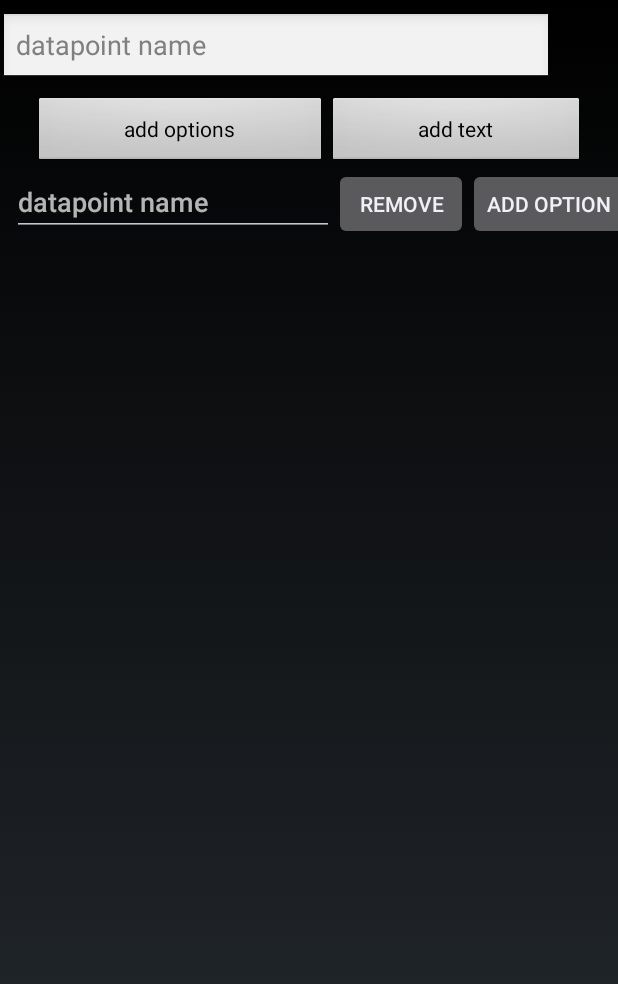
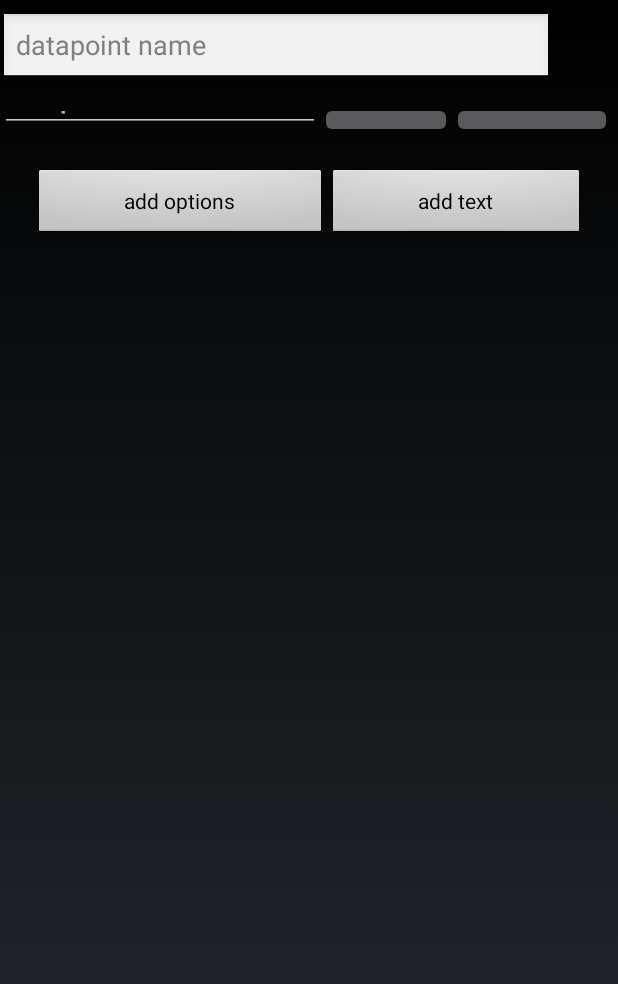
Before and after one commit to capturcus/srajsense, an Android app: the NewDataPointDefinitionActivity screen opened directly, with no data from a screen before it, after a tap on "add options", on a phone screen of 412 x 824 dp. Shown: the top 984 px of the screen. Run offline under Robolectric (Android 15) with nearby library versions, the phone set to English and light mode, and no system bars.

Commit message:
nie działa mniej

```diff
--- a/app/src/main/java/pl/mcparafiniuk/srajsense/NewDataPointDefinitionActivity.java
+++ b/app/src/main/java/pl/mcparafiniuk/srajsense/NewDataPointDefinitionActivity.java
@@ -27,8 +27,6 @@ import java.util.List;
 
 public class NewDataPointDefinitionActivity extends Activity {
 
-    RowAdapter rowAdapter;
-
     @Override
     protected void onCreate(Bundle savedInstanceState) {
         super.onCreate(savedInstanceState);
@@ -36,29 +34,37 @@ public class NewDataPointDefinitionActivity extends Activity {
 
         final ArrayList<DataPointDefinition> list = new ArrayList<>();
 
-        final ListView listview = (ListView) findViewById(R.id.listView);
+        final LinearLayout linearLayout = (LinearLayout) findViewById(R.id.linearLayout2);
 
         /*adapter = new StableArrayAdapter(this,
                 android.R.layout.simple_list_item_1, list);*/
-        rowAdapter = new RowAdapter(getApplicationContext());
-        listview.setAdapter(rowAdapter);
+
+        final LayoutInflater vi = (LayoutInflater) getApplicationContext().getSystemService(Context.LAYOUT_INFLATER_SERVICE);
 
         final Button addTextButton = (Button) findViewById(R.id.button7);
         addTextButton.setOnClickListener(new View.OnClickListener() {
             @Override
             public void onClick(View view) {
-                rowAdapter.add(new TextDataPointDefinition());
-                rowAdapter.notifyDataSetChanged();
-                Log.d("MLEKO", "addText " + String.valueOf(listview.getAdapter().getCount()));
+                View v = vi.inflate(R.layout.text_data_point_definition_layout, null);
+                linearLayout.addView(v);
+                //Log.d("MLEKO", "addText " + String.valueOf(listview.getAdapter().getCount()));
             }
         });
         final Button addOptionsButton = (Button) findViewById(R.id.button8);
         addOptionsButton.setOnClickListener(new View.OnClickListener() {
             @Override
             public void onClick(View view) {
-                rowAdapter.add(new OptionsDataPointDefinition());
-                rowAdapter.notifyDataSetChanged();
-                Log.d("MLEKO", "addOptions " + String.valueOf(listview.getAdapter().getCount()));
+                final View v = vi.inflate(R.layout.options_data_point_definition_layout, null);
+                Button addOptionButton = v.findViewById(R.id.add_option);
+                final LinearLayout oll = (LinearLayout) v.findViewById(R.id.option_linear_layout);
+                addOptionButton.setOnClickListener(new View.OnClickListener() {
+                    @Override
+                    public void onClick(View view) {
+                        oll.addView(new EditText(v.getContext()));
+                    }
+                });
+                linearLayout.addView(v);
+                //Log.d("MLEKO", "addOptions " + String.valueOf(listview.getAdapter().getCount()));
             }
         });
     }
@@ -79,7 +85,12 @@ class TextDataPointDefinition extends DataPointDefinition {
 }
 
 class OptionsDataPointDefinition extends DataPointDefinition {
+    @Override
+    public View getView(Context context) {
+        return null;
+    }
 
+    /*
     OptionRowAdapter adapter;
 
     @Override
@@ -103,7 +114,7 @@ class OptionsDataPointDefinition extends DataPointDefinition {
             }
         });
         return v;
-    }
+    }*/
 }
 
 /**
@@ -126,11 +137,9 @@ class RowAdapter extends ArrayAdapter<DataPointDefinition> {
 class Option {
     String option;
     View getView(Context context) {
-        LinearLayout ll = new LinearLayout(context);
-        ll.addView(new EditText(context));
-        ll.addView(new EditText(context));
-        ll.addView(new EditText(context));
-        return ll;
+        EditText et = new EditText(context);
+        et.setHint("option");
+        return et;
     }
 }
 
--- a/app/src/main/res/layout/activity_new_data_point_definition.xml
+++ b/app/src/main/res/layout/activity_new_data_point_definition.xml
@@ -17,16 +17,16 @@
         app:layout_constraintTop_toTopOf="parent"
         android:layout_marginTop="8dp" />
 
-    <ListView
-        android:id="@+id/listView"
+    <LinearLayout
         android:layout_width="wrap_content"
         android:layout_height="wrap_content"
-        android:layout_marginLeft="8dp"
-        android:layout_marginStart="8dp"
-        app:layout_constraintLeft_toLeftOf="parent"
-        app:layout_constraintTop_toBottomOf="@+id/linearLayout"
-        android:paddingBottom="120dp"
-        android:layout_marginBottom="8dp" />
+        android:orientation="vertical"
+        tools:layout_editor_absoluteX="8dp"
+        android:layout_marginTop="8dp"
+        app:layout_constraintTop_toBottomOf="@+id/editText"
+        android:id="@+id/linearLayout2">
+
+    </LinearLayout>
 
     <LinearLayout
         android:layout_width="368dp"
@@ -34,11 +34,11 @@
         android:layout_marginLeft="8dp"
         android:layout_marginRight="8dp"
         android:layout_marginStart="8dp"
-        android:layout_marginTop="8dp"
+        android:layout_marginTop="0dp"
         android:orientation="horizontal"
         app:layout_constraintLeft_toLeftOf="parent"
         app:layout_constraintRight_toRightOf="parent"
-        app:layout_constraintTop_toBottomOf="@+id/editText"
+        app:layout_constraintTop_toBottomOf="@+id/linearLayout2"
         android:id="@+id/linearLayout"
         android:layout_marginEnd="8dp">
 
--- a/app/src/main/res/layout/options_data_point_definition_layout.xml
+++ b/app/src/main/res/layout/options_data_point_definition_layout.xml
@@ -35,10 +35,13 @@
 
     </LinearLayout>
 
-    <ListView
-        android:layout_width="wrap_content"
-        android:layout_height="wrap_content"
-        android:id="@+id/option_list_view"
-        android:layout_weight="1" />
+    <LinearLayout
+        android:layout_width="match_parent"
+        android:layout_height="match_parent"
+        android:layout_weight="1"
+        android:id="@+id/option_linear_layout"
+        android:orientation="vertical">
+
+    </LinearLayout>
 
 </LinearLayout>
```
